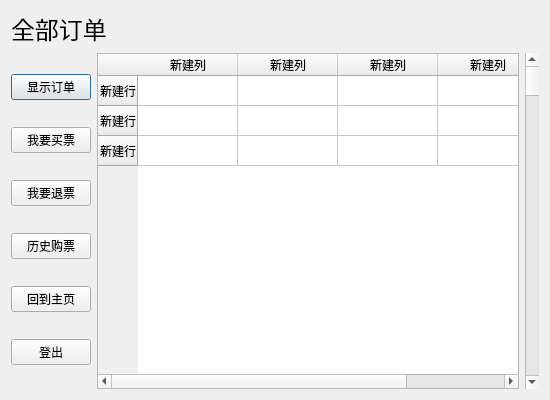
Old version of the form UI/userticket.ui in the repository New-bottle/train-ticket-system.
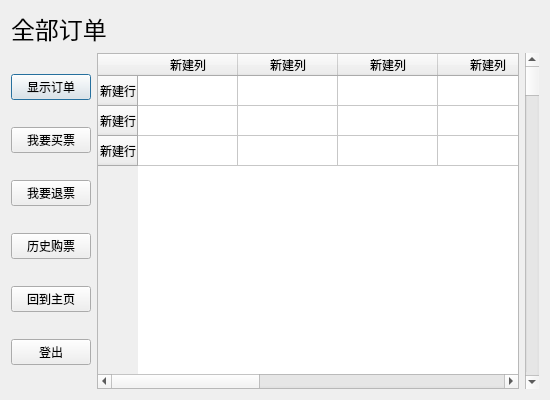
New version of the form.

Diff of the .ui file:
```diff
--- a/UI/userticket.ui
+++ b/UI/userticket.ui
@@ -112,6 +112,26 @@
          <string>新建列</string>
         </property>
        </column>
+       <column>
+        <property name="text">
+         <string>新建列</string>
+        </property>
+       </column>
+       <column>
+        <property name="text">
+         <string>新建列</string>
+        </property>
+       </column>
+       <column>
+        <property name="text">
+         <string>新建列</string>
+        </property>
+       </column>
+       <column>
+        <property name="text">
+         <string>新建列</string>
+        </property>
+       </column>
       </widget>
      </item>
      <item>
```
